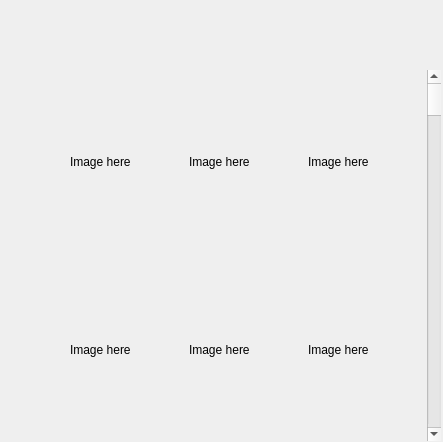
Old version of the form picassoUI.ui in the repository PicassoCMPS253/picasso.
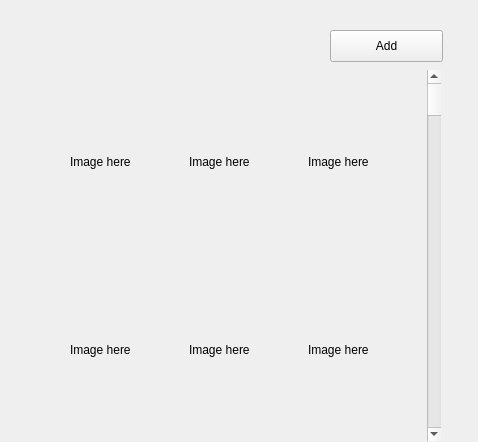
New version of the form.

The edit to the form file:
```diff
--- a/picassoUI.ui
+++ b/picassoUI.ui
@@ -6,7 +6,7 @@
    <rect>
     <x>0</x>
     <y>0</y>
-    <width>443</width>
+    <width>478</width>
     <height>442</height>
    </rect>
   </property>
@@ -74,6 +74,19 @@
     </item>
    </layout>
   </widget>
+  <widget class="QPushButton" name="addButton">
+   <property name="geometry">
+    <rect>
+     <x>330</x>
+     <y>30</y>
+     <width>113</width>
+     <height>32</height>
+    </rect>
+   </property>
+   <property name="text">
+    <string>Add</string>
+   </property>
+  </widget>
  </widget>
  <resources/>
  <connections/>
```
